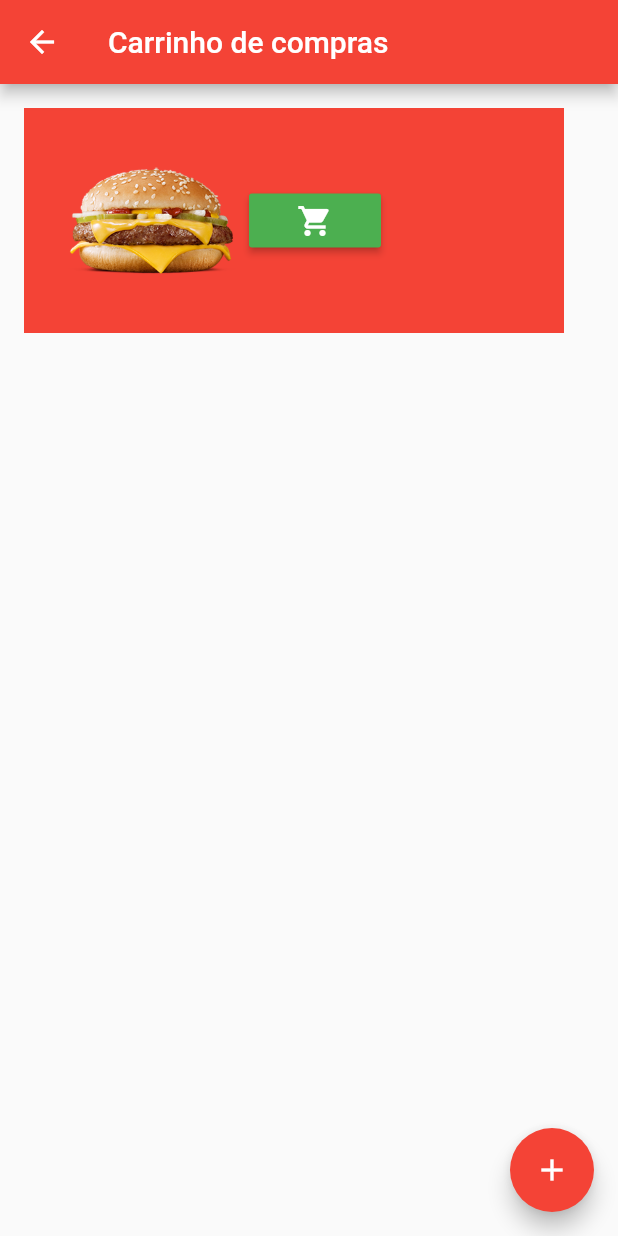
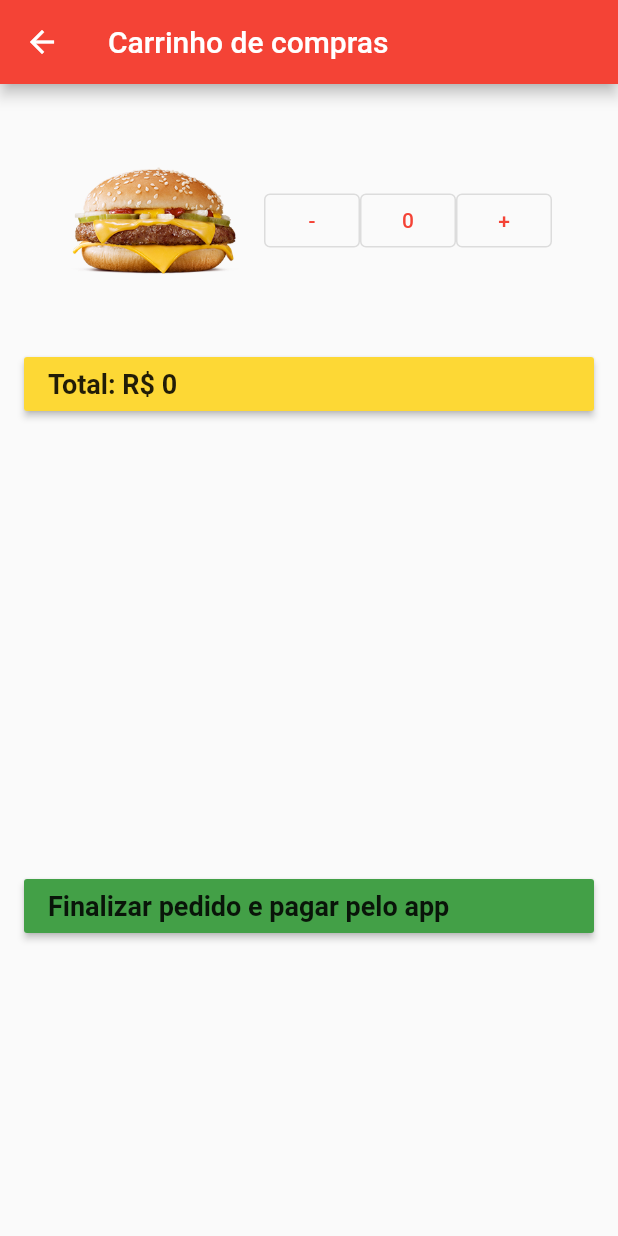
Before and after one commit to biancanilsen/App_McDonald-s, a Flutter app: the CartPage screen opened by its route, on a phone screen of 412 x 824 dp. Run offline on Flutter 3.47's test engine with Material 2 defaults, Android fonts, the light colour scheme and no system bars.

Commit message:
carrinho de compras

```diff
--- a/lib/pages/cart_page.dart
+++ b/lib/pages/cart_page.dart
@@ -12,6 +12,9 @@ class CartPage extends StatefulWidget {
 }
 
 class _RegisterPageState extends State<CartPage> {
+  int counter = 0;
+  int valor = 0;
+
   @override
   Widget build(BuildContext context) {
     return Scaffold(
@@ -29,7 +32,7 @@ class _RegisterPageState extends State<CartPage> {
                   Container(
                       height: 150,
                       width: 360,
-                      color: Colors.red,
+                      // color: Colors.red,
                       child: Row(
                         children: [
                           Container(
@@ -37,33 +40,77 @@ class _RegisterPageState extends State<CartPage> {
                               width: 150,
                               decoration: BoxDecoration(
                                   image: DecorationImage(
-                                alignment: Alignment.bottomRight,
+                                alignment: Alignment.bottomCenter,
                                 image:
                                     AssetImage('assets/images/quarteirão.png'),
                               ))),
-                          RaisedButton(
-                            color: (Colors.green),
+                          // Container(
+                          OutlinedButton(
                             onPressed: () {
-                              Navigator.of(context).pushNamed('/cart');
+                              setState(() {
+                                counter--;
+                              });
                             },
-                            child: Icon(Icons.shopping_cart,
-                                color: (Colors.white)),
-                          )
+                            child: const Text('-'),
+                          ),
+                          OutlinedButton(
+                            onPressed: () {
+                              debugPrint('Received click');
+                            },
+                            child: Text('$counter'),
+                          ),
+                          OutlinedButton(
+                            onPressed: () {
+                              setState(() {
+                                counter++;
+                              });
+                            },
+                            child: const Text('+'),
+                          ),
                         ],
                       )),
                   SizedBox(height: 10),
+                  RaisedButton(
+                      // crossAxisAlignment: CrossAxisAlignment.stretch,
+                      color: (Colors.yellow[600]),
+                      onPressed: () {},
+                      child: Container(
+                        width: double.infinity,
+                        child: Text(
+                          'Total: R\$ $valor',
+                          style: TextStyle(
+                            fontWeight: FontWeight.bold,
+                            fontSize: 18,
+                          ),
+                        ),
+                      )),
+                  SizedBox(height: 300),
+                  RaisedButton(
+                      // crossAxisAlignment: CrossAxisAlignment.stretch,
+                      color: (Colors.green[600]),
+                      onPressed: () {},
+                      child: Container(
+                        width: double.infinity,
+                        child: Text(
+                          'Finalizar pedido e pagar pelo app',
+                          style: TextStyle(
+                            fontWeight: FontWeight.bold,
+                            fontSize: 18,
+                          ),
+                        ),
+                      )),
                 ],
               ),
             ],
           ),
         ),
       ),
-      floatingActionButton: FloatingActionButton(
-        child: Icon(Icons.add),
-        onPressed: () {
-          Navigator.of(context).pushNamed('/home');
-        },
-      ),
+      // floatingActionButton: FloatingActionButton(
+      //   child: Icon(Icons.add),
+      //   onPressed: () {
+      //     Navigator.of(context).pushNamed('/home');
+      //   },
+      // ),
     );
   }
 }
```
